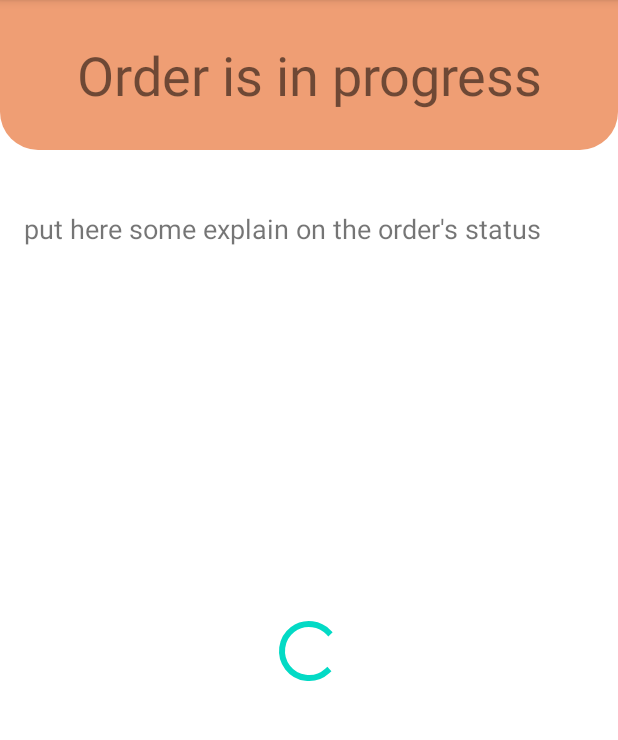
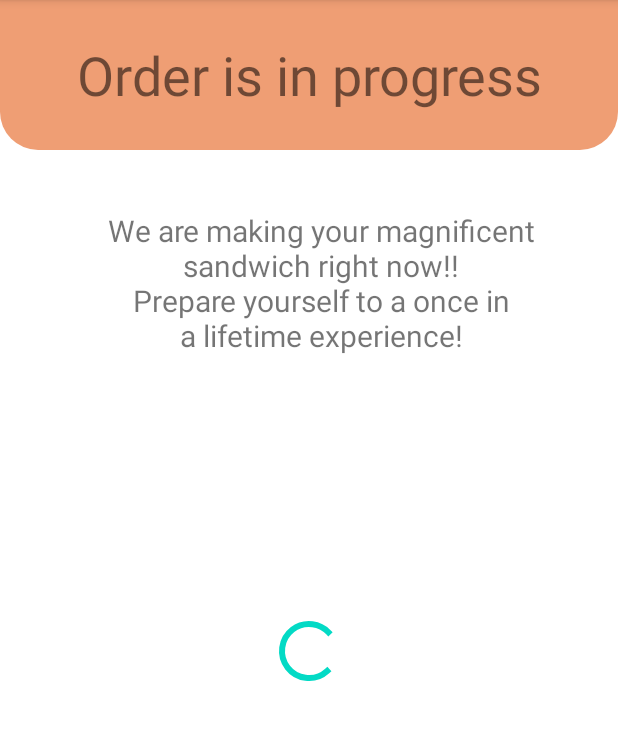
Before and after one commit to IdoSagiv/order-sandwich-app, an Android app: the WaitForOrderActivity screen opened directly, with no data from a screen before it, on a phone screen of 412 x 824 dp, the part 84-824 px from its top. Run offline under Robolectric (Android 15) with nearby library versions, the phone set to English and light mode, and no system bars; our stand-ins replace Firebase (no records; nobody signed in at launch, a user with empty details on screens opened directly).

```diff
--- a/app/src/main/res/layout/activity_wait_for_order.xml
+++ b/app/src/main/res/layout/activity_wait_for_order.xml
@@ -22,8 +22,10 @@
         android:layout_height="wrap_content"
         android:layout_marginStart="16dp"
         android:layout_marginTop="40dp"
-        android:text="put here some explain on the order's status"
-        android:textSize="18sp"
+        android:text="We are making your magnificent\nsandwich right now!!\nPrepare yourself to a once in\na lifetime experience!"
+        android:textAlignment="center"
+        android:textSize="20sp"
+        app:layout_constraintEnd_toEndOf="parent"
         app:layout_constraintStart_toStartOf="parent"
         app:layout_constraintTop_toBottomOf="@+id/textViewOrderInProgressTitle" />
 
```
Also changed, not shown: app/src/main/java/idosa/huji/postpc/sandwich_stand/OrderReadyActivity.java (+23 -0 lines), app/src/main/java/idosa/huji/postpc/sandwich_stand/PlaceOrderActivity.java (+23 -0 lines), app/src/main/java/idosa/huji/postpc/sandwich_stand/WaitForOrderActivity.java (+23 -0 lines).
